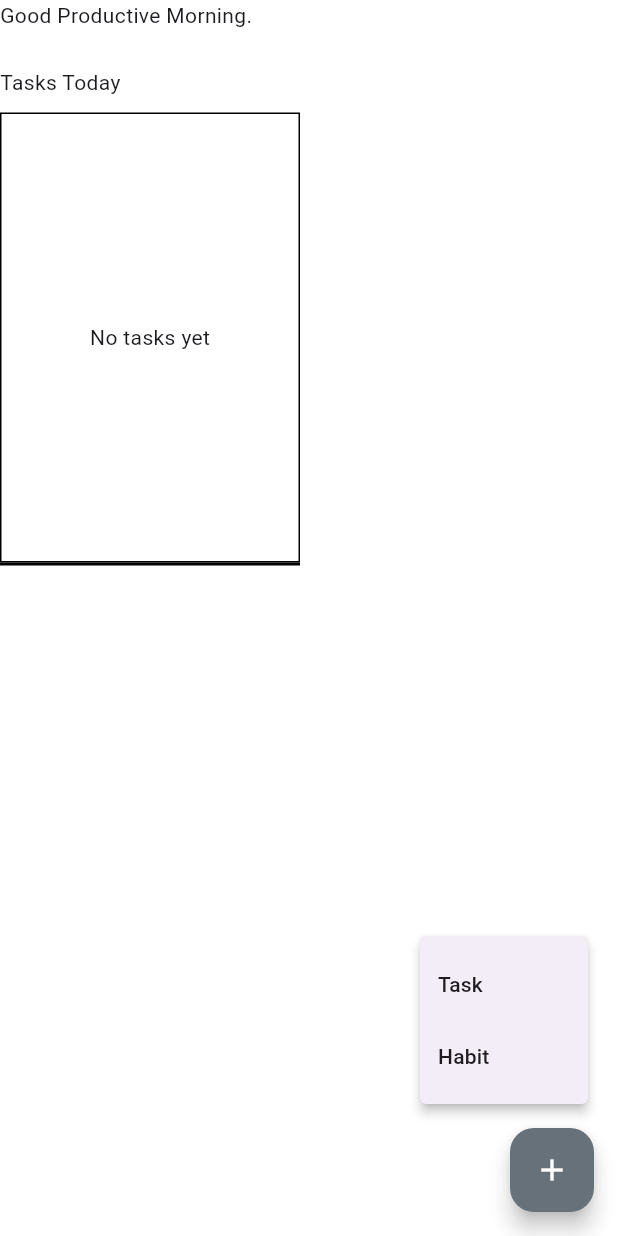
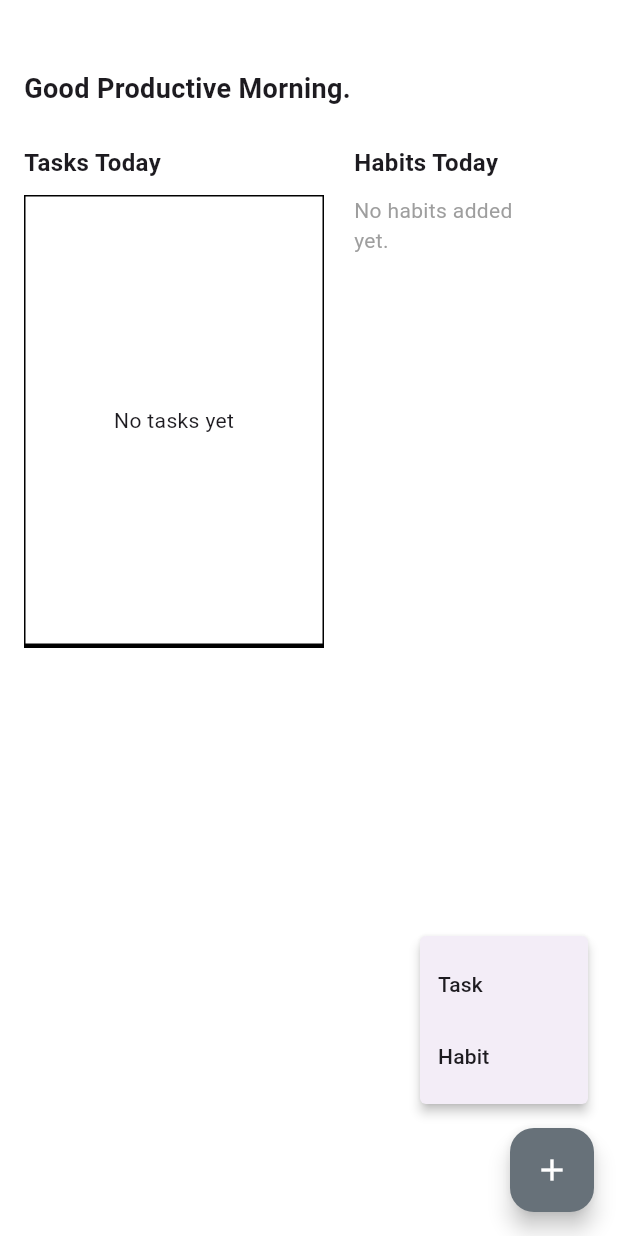
Before and after one commit to JoeRoganFake/Mental-Warrior-App, a Flutter app: the screen it shows after launch, after a tap on the "add" icon, on a phone screen of 412 x 824 dp. Run offline on Flutter 3.47's test engine with Material 3 defaults, Android fonts, the phone set to English and light mode, and no system bars; our stand-ins replace sqflite; accounts and stored records are empty; Roboto replaces fonts that are missing (Poppins).

Commit message:
added the habit to model and database , ui looks a lot better

```diff
--- /dev/null
+++ b/lib/models/habits.dart
@@ -0,0 +1,11 @@
+class Habit {
+  final int status, id;
+  final String label, description;
+
+  Habit({
+    required this.description,
+    required this.id,
+    required this.status,
+    required this.label,
+  });
+}
--- a/lib/pages/home.dart
+++ b/lib/pages/home.dart
@@ -16,7 +16,8 @@ class _HomePageState extends State<HomePage> {
   final _labelController = TextEditingController();
   final _descriptionController = TextEditingController();
   final GlobalKey<FormState> _formKey = GlobalKey<FormState>();
-  final DatabaseService _databaseService = DatabaseService.instace;
+  final TaskService _taskService = TaskService();
+  final CompletedTaskService _completedTaskService = CompletedTaskService();
   bool _isExpanded = false;
   Map<int, bool> taskDeletedState = {};
 
@@ -54,30 +55,64 @@ class _HomePageState extends State<HomePage> {
         ),
       ),
       backgroundColor: Colors.white,
-      body: ListView(
+      body: MediaQuery.removePadding(
+        context: context,
+        removeTop: true,
+        child: ListView(
+          padding: const EdgeInsets.all(16),
           children: [
-          Text(
+            Padding(
+              padding: const EdgeInsets.only(top: 30),
+              child: Text(
                 "Good Productive ${function.getTimeOfDayDescription()}.",
+                style: TextStyle(fontSize: 18, fontWeight: FontWeight.bold),
               ),
-          const SizedBox(
-            width: 25,
-            height: 25,
             ),
-          Column(
+            const SizedBox(height: 25),
+            Row(
+              crossAxisAlignment: CrossAxisAlignment.start,
+              children: [
+                Flexible(
+                  flex: 2,
+                  child: Column(
                     crossAxisAlignment: CrossAxisAlignment.start,
                     children: [
                       const Text(
                         "Tasks Today",
                         textAlign: TextAlign.start,
+                        style: TextStyle(
+                            fontSize: 16, fontWeight: FontWeight.w600),
                       ),
-              const SizedBox(
-                height: 10,
+                      const SizedBox(height: 10),
+                      _taskList(),
+                      _completedTaskList(),
+                    ],
                   ),
-              _taskList(),
-              _completedTaskList()
+                ),
+                const SizedBox(width: 20),
+                Flexible(
+                  flex: 1,
+                  child: Column(
+                    crossAxisAlignment: CrossAxisAlignment.start,
+                    children: [
+                      const Text(
+                        "Habits Today",
+                        textAlign: TextAlign.start,
+                        style: TextStyle(
+                            fontSize: 16, fontWeight: FontWeight.w600),
+                      ),
+                      const SizedBox(height: 10),
+                      Text(
+                        "No habits added yet.",
+                        style: TextStyle(fontSize: 14, color: Colors.grey),
+                      ),
+                    ],
+                  ),
+                ),
               ],
             ),
           ],
+        ),
       ),
     );
   }
@@ -87,7 +122,7 @@ class _HomePageState extends State<HomePage> {
       decoration: BoxDecoration(border: Border.all()),
       width: 200,
       child: FutureBuilder(
-          future: _databaseService.getCompletedTasks(),
+          future: _completedTaskService.getCompletedTasks(),
           builder: (context, snapshot) {
             if (!snapshot.hasData || snapshot.data!.isEmpty) {
               _isExpanded = false;
@@ -150,7 +185,7 @@ class _HomePageState extends State<HomePage> {
                                             value: ctask.status == 0,
                                             onChanged: (value) async {
                                               setState(() {
-                                                _databaseService
+                                                _completedTaskService
                                                     .updateCompTaskStatus(
                                                   ctask.id,
                                                   value == true ? 0 : 1,
@@ -160,11 +195,11 @@ class _HomePageState extends State<HomePage> {
                                               await Future.delayed(
                                                   const Duration(
                                                       milliseconds: 250));
-                                              await _databaseService.addTask(
+                                              await _taskService.addTask(
                                                   ctask.label,
                                                   ctask.deadline,
                                                   ctask.description);
-                                              await _databaseService
+                                              await _completedTaskService
                                                   .deleteCompTask(ctask.id);
 
                                               setState(() {});
@@ -183,7 +218,7 @@ class _HomePageState extends State<HomePage> {
                                   Future.delayed(
                                       const Duration(milliseconds: 200),
                                       () async {
-                                    await _databaseService
+                                    await _completedTaskService
                                         .deleteCompTask(ctask.id);
 
                                     setState(() {
@@ -274,27 +309,25 @@ class _HomePageState extends State<HomePage> {
                   onPressed: () {
                     if (_formKey.currentState!.validate()) {
                       if (add) {
-                        print("ADDING NEW");
-                        _databaseService.addTask(
+                        _taskService.addTask(
                           _labelController.text,
                           _dateController.text,
                           _descriptionController.text,
                         );
                       } else if (changeCompletedTask && task != null) {
-                        print("EDITING COMPLETED");
-                        _databaseService.updateCompTask(
+                        _completedTaskService.updateCompletedTask(
                             task.id, "label", _labelController.text);
-                        _databaseService.updateCompTask(task.id, "description",
-                            _descriptionController.text);
-                        _databaseService.updateCompTask(
+                        _completedTaskService.updateCompletedTask(task.id,
+                            "description", _descriptionController.text);
+                        _completedTaskService.updateCompletedTask(
                             task.id, "deadline", _dateController.text);
                       } else if (!add && task != null) {
                         print("EDITING NOT COMPLETED");
-                        _databaseService.updateTask(
+                        _taskService.updateTask(
                             task.id, "label", _labelController.text);
-                        _databaseService.updateTask(task.id, "description",
+                        _taskService.updateTask(task.id, "description",
                             _descriptionController.text);
-                        _databaseService.updateTask(
+                        _taskService.updateTask(
                             task.id, "deadline", _dateController.text);
                       }
                     }
@@ -336,7 +369,7 @@ class _HomePageState extends State<HomePage> {
       height: 300,
       width: 200,
       child: FutureBuilder(
-          future: _databaseService.getTasks(),
+          future: _taskService.getTasks(),
           builder: (context, snapshot) {
             if (!snapshot.hasData || snapshot.data!.isEmpty) {
               return Center(child: Text("No tasks yet"));
@@ -380,7 +413,7 @@ class _HomePageState extends State<HomePage> {
                                   value: task.status == 1,
                                   onChanged: (value) async {
                                     setState(() {
-                                      _databaseService.updateTaskStatus(
+                                      _taskService.updateTaskStatus(
                                           task.id, value == true ? 1 : 0);
                                     });
 
@@ -388,12 +421,10 @@ class _HomePageState extends State<HomePage> {
                                         const Duration(milliseconds: 250));
 
                                     if (value == true) {
-                                      await _databaseService.addCompletedTask(
-                                          task.label,
-                                          task.deadline,
-                                          task.description);
-                                      await _databaseService
-                                          .deleteTask(task.id);
+                                      await _completedTaskService
+                                          .addCompletedTask(task.label,
+                                              task.deadline, task.description);
+                                      await _taskService.deleteTask(task.id);
                                     }
                                     setState(() {});
                                   },
@@ -423,10 +454,8 @@ class _HomePageState extends State<HomePage> {
 
                       Future.delayed(const Duration(milliseconds: 200),
                           () async {
-                        // Delete the task from the database after the fade-out
-                        await _databaseService.deleteTask(task.id);
+                        await _taskService.deleteTask(task.id);
 
-                        // After deletion, update the UI to remove the task
                         setState(() {
                           taskDeletedState = {};
                         });
--- a/lib/services/database_services.dart
+++ b/lib/services/database_services.dart
@@ -1,20 +1,12 @@
 import 'dart:async';
 import 'package:mental_warior/models/tasks.dart';
+import 'package:mental_warior/models/habits.dart';
 import 'package:path/path.dart';
 import 'package:sqflite/sqflite.dart';
 
 class DatabaseService {
   static Database? _db;
-  static final DatabaseService instace = DatabaseService._constructor();
-
-  final String _taskTableName = "tasks";
-  final String _completedTaskTableName = "completed_tasks";
-
-  final String _taskIdColumnName = "id";
-  final String _taskLabelColumnName = "label";
-  final String _taskStatusColumnName = "status";
-  final String _taskDescriptionColumnName = "description";
-  final String _taskDeadlineColumnName = "deadline";
+  static final DatabaseService instance = DatabaseService._constructor();
 
   DatabaseService._constructor();
 
@@ -28,11 +20,28 @@ class DatabaseService {
     final databaseDirPath = await getDatabasesPath();
     final databasePath = join(databaseDirPath, "maste_db.db");
 
-    final database = await openDatabase(
+    return openDatabase(
       databasePath,
       version: 2,
       onCreate: (db, version) {
-        db.execute('''
+        TaskService().createTaskTable(db);
+        CompletedTaskService().createCompletedTaskTable(db);
+        HabitService().createHabitTable(db);
+      },
+    );
+  }
+}
+
+class TaskService {
+  final String _taskTableName = "tasks";
+  final String _taskIdColumnName = "id";
+  final String _taskLabelColumnName = "label";
+  final String _taskStatusColumnName = "status";
+  final String _taskDescriptionColumnName = "description";
+  final String _taskDeadlineColumnName = "deadline";
+
+  void createTaskTable(Database db) async {
+    await db.execute('''
       CREATE TABLE $_taskTableName (
         $_taskIdColumnName INTEGER PRIMARY KEY,
         $_taskLabelColumnName TEXT NOT NULL,
@@ -41,22 +50,10 @@ class DatabaseService {
         $_taskDescriptionColumnName TEXT
       )
     ''');
-        db.execute('''
-        CREATE TABLE $_completedTaskTableName (
-          $_taskIdColumnName INTEGER PRIMARY KEY,
-          $_taskLabelColumnName TEXT NOT NULL,
-          $_taskStatusColumnName INTEGER NOT NULL,
-          $_taskDeadlineColumnName TEXT,
-          $_taskDescriptionColumnName TEXT
-        )
-        ''');
-      },
-    );
-    return database;
   }
 
   Future addTask(String label, String deadline, String description) async {
-    final db = await database;
+    final db = await DatabaseService.instance.database;
     await db.insert(
       _taskTableName,
       {
@@ -68,8 +65,8 @@ class DatabaseService {
     );
   }
 
-  Future<List<Task>?> getTasks() async {
-    final db = await database;
+  Future<List<Task>> getTasks() async {
+    final db = await DatabaseService.instance.database;
     final data = await db.query(
       _taskTableName,
       orderBy: '''
@@ -81,22 +78,21 @@ class DatabaseService {
       ''',
     );
 
-    List<Task> tasks = data
+    return data
         .map(
           (e) => Task(
             id: e[_taskIdColumnName] as int,
+            label: e[_taskLabelColumnName] as String,
             status: e[_taskStatusColumnName] as int,
-            label: e[_taskLabelColumnName] as String,
             description: e[_taskDescriptionColumnName] as String,
             deadline: e[_taskDeadlineColumnName] as String,
           ),
         )
         .toList();
-    return tasks;
   }
 
   void updateTaskStatus(int id, int status) async {
-    final db = await database;
+    final db = await DatabaseService.instance.database;
     await db.update(
       _taskTableName,
       {_taskStatusColumnName: status},
@@ -106,12 +102,12 @@ class DatabaseService {
   }
 
   Future deleteTask(int id) async {
-    final db = await database;
+    final db = await DatabaseService.instance.database;
     await db.delete(_taskTableName, where: "id = ?", whereArgs: [id]);
   }
 
   void updateTask(int id, String fieldToUpdate, String key) async {
-    final db = await database;
+    final db = await DatabaseService.instance.database;
 
     db.update(
       _taskTableName,
@@ -120,12 +116,31 @@ class DatabaseService {
       whereArgs: [id],
     );
   }
+}
 
-/////////////   COMPLETED TASKS    ///////////////////////////////////////////////
+class CompletedTaskService {
+  final String _completedTaskTableName = "completed_tasks";
+  final String _taskIdColumnName = "id";
+  final String _taskLabelColumnName = "label";
+  final String _taskStatusColumnName = "status";
+  final String _taskDescriptionColumnName = "description";
+  final String _taskDeadlineColumnName = "deadline";
+
+  void createCompletedTaskTable(Database db) async {
+    await db.execute('''
+      CREATE TABLE $_completedTaskTableName (
+        $_taskIdColumnName INTEGER PRIMARY KEY,
+        $_taskLabelColumnName TEXT NOT NULL,
+        $_taskStatusColumnName INTEGER NOT NULL,
+        $_taskDeadlineColumnName TEXT,
+        $_taskDescriptionColumnName TEXT
+      )
+    ''');
+  }
 
   Future addCompletedTask(
       String label, String deadline, String description) async {
-    final db = await database;
+    final db = await DatabaseService.instance.database;
     await db.insert(
       _completedTaskTableName,
       {
@@ -137,33 +152,30 @@ class DatabaseService {
     );
   }
 
-  Future<List<Task>?> getCompletedTasks() async {
-    final db = await database;
-    final data = await db.query(
-      _completedTaskTableName,
-    );
+  Future<List<Task>> getCompletedTasks() async {
+    final db = await DatabaseService.instance.database;
+    final data = await db.query(_completedTaskTableName);
 
-    List<Task> tasks = data
+    return data
         .map(
           (e) => Task(
             id: e[_taskIdColumnName] as int,
+            label: e[_taskLabelColumnName] as String,
             status: e[_taskStatusColumnName] as int,
-            label: e[_taskLabelColumnName] as String,
             description: e[_taskDescriptionColumnName] as String,
             deadline: e[_taskDeadlineColumnName] as String,
           ),
         )
         .toList();
-    return tasks;
   }
 
   Future deleteCompTask(int id) async {
-    final db = await database;
+    final db = await DatabaseService.instance.database;
     await db.delete(_completedTaskTableName, where: "id = ?", whereArgs: [id]);
   }
 
   Future updateCompTaskStatus(int id, int status) async {
-    final db = await database;
+    final db = await DatabaseService.instance.database;
     await db.update(
       _completedTaskTableName,
       {_taskStatusColumnName: status},
@@ -172,8 +184,8 @@ class DatabaseService {
     );
   }
 
-  void updateCompTask(int id, String fieldToUpdate, String key) async {
-    final db = await database;
+  void updateCompletedTask(int id, String fieldToUpdate, String key) async {
+    final db = await DatabaseService.instance.database;
 
     db.update(
       _completedTaskTableName,
@@ -183,3 +195,82 @@ class DatabaseService {
     );
   }
 }
+
+class HabitService {
+  final String _habitTableName = "habits";
+  final String _habitIdColumnName = "id";
+  final String _habitLabelColumnName = "label";
+  final String _habitStatusColumnName = "status";
+  final String _habitDescriptionColumnName = "description";
+
+  void createHabitTable(Database db) async {
+    await db.execute('''
+      CREATE TABLE $_habitTableName (
+        $_habitIdColumnName INTEGER PRIMARY KEY,
+        $_habitLabelColumnName TEXT NOT NULL,
+        $_habitStatusColumnName INTEGER NOT NULL,
+        $_habitDescriptionColumnName TEXT
+      )
+    ''');
+  }
+
+  Future addHabitk(String label, String description) async {
+    final db = await DatabaseService.instance.database;
+    await db.insert(
+      _habitTableName,
+      {
+        _habitLabelColumnName: label,
+        _habitStatusColumnName: 0,
+        _habitDescriptionColumnName: description,
+      },
+    );
+  }
+
+  Future<List<Habit>> getHabits() async {
+    final db = await DatabaseService.instance.database;
+    final data = await db.query(
+      _habitTableName,
+    );
+
+    return data
+        .map(
+          (e) => Habit(
+            id: e[_habitIdColumnName] as int,
+            label: e[_habitLabelColumnName] as String,
+            status: e[_habitStatusColumnName] as int,
+            description: e[_habitDescriptionColumnName] as String,
+          ),
+        )
+        .toList();
+  }
+
+  void updateHabitStatus(int id, int status) async {
+    final db = await DatabaseService.instance.database;
+    await db.update(
+      _habitTableName,
+      {_habitStatusColumnName: status},
+      where: "id = ?",
+      whereArgs: [id],
+    );
+  }
+
+  Future deleteHabit(int id) async {
+    final db = await DatabaseService.instance.database;
+    await db.delete(
+      _habitTableName,
+      where: "id = ?",
+      whereArgs: [id],
+    );
+  }
+
+  void updateHabit(int id, String fieldToUpdate, String key) async {
+    final db = await DatabaseService.instance.database;
+
+    db.update(
+      _habitTableName,
+      {fieldToUpdate: key},
+      where: "id = ?",
+      whereArgs: [id],
+    );
+  }
+}
```
Also changed, not shown: 1 other file. Lines whose indentation alone changed are shown as unchanged.
